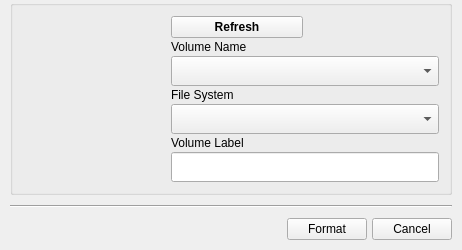
bit2pixel/quickformat, file src/ui/quickformat.ui: the form before one commit.
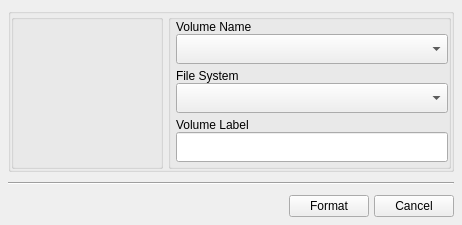
The form after the commit. Icons and pictures are not drawn.

Commit message: new notifications widget

The edit to the form file:
```diff
--- a/src/ui/quickformat.ui
+++ b/src/ui/quickformat.ui
@@ -7,7 +7,7 @@
     <x>0</x>
     <y>0</y>
     <width>462</width>
-    <height>250</height>
+    <height>223</height>
    </rect>
   </property>
   <property name="sizePolicy">
@@ -19,13 +19,13 @@
   <property name="minimumSize">
    <size>
     <width>462</width>
-    <height>250</height>
+    <height>0</height>
    </size>
   </property>
   <property name="maximumSize">
    <size>
     <width>462</width>
-    <height>250</height>
+    <height>900</height>
    </size>
   </property>
   <property name="windowTitle">
@@ -38,28 +38,25 @@
   <property name="styleSheet">
    <string notr="true"/>
   </property>
-  <layout class="QVBoxLayout" name="verticalLayout_2">
+  <layout class="QGridLayout" name="gridLayout_4">
+   <property name="margin">
+    <number>8</number>
+   </property>
    <property name="spacing">
     <number>10</number>
    </property>
-   <property name="leftMargin">
-    <number>10</number>
-   </property>
-   <property name="topMargin">
-    <number>0</number>
-   </property>
-   <property name="rightMargin">
-    <number>10</number>
-   </property>
-   <property name="bottomMargin">
-    <number>10</number>
-   </property>
-   <item>
+   <item row="1" column="0">
     <widget class="QGroupBox" name="grpNonArgs">
+     <property name="sizePolicy">
+      <sizepolicy hsizetype="Preferred" vsizetype="Fixed">
+       <horstretch>0</horstretch>
+       <verstretch>0</verstretch>
+      </sizepolicy>
+     </property>
      <property name="minimumSize">
       <size>
        <width>0</width>
-       <height>170</height>
+       <height>0</height>
       </size>
      </property>
      <property name="maximumSize">
@@ -83,78 +80,138 @@
      <property name="flat">
       <bool>true</bool>
      </property>
-     <layout class="QHBoxLayout" name="horizontalLayout_2">
-      <property name="spacing">
-       <number>20</number>
-      </property>
-      <property name="margin">
-       <number>10</number>
-      </property>
-      <item>
-       <widget class="QLabel" name="icon">
-        <property name="sizePolicy">
-         <sizepolicy hsizetype="Fixed" vsizetype="Preferred">
-          <horstretch>128</horstretch>
-          <verstretch>128</verstretch>
-         </sizepolicy>
-        </property>
-        <property name="minimumSize">
-         <size>
-          <width>128</width>
-          <height>128</height>
-         </size>
-        </property>
-        <property name="maximumSize">
-         <size>
-          <width>128</width>
-          <height>128</height>
-         </size>
-        </property>
-        <property name="styleSheet">
-         <string notr="true"/>
-        </property>
-        <property name="text">
-         <string/>
-        </property>
-        <property name="pixmap">
-         <pixmap resource="../data/images.qrc">:/images/images/drive-removable-media-usb.png</pixmap>
-        </property>
-        <property name="alignment">
-         <set>Qt::AlignLeading|Qt::AlignLeft|Qt::AlignVCenter</set>
-        </property>
-       </widget>
-      </item>
-      <item>
        <layout class="QGridLayout" name="gridLayout">
         <property name="horizontalSpacing">
          <number>5</number>
         </property>
         <property name="verticalSpacing">
-         <number>2</number>
-        </property>
-        <item row="1" column="0" colspan="2">
-         <widget class="QLabel" name="label_2">
+       <number>0</number>
+      </property>
+      <property name="margin">
+       <number>0</number>
+      </property>
+      <item row="0" column="1" rowspan="2">
+       <widget class="QGroupBox" name="groupBox_3">
+        <property name="title">
+         <string/>
+        </property>
+        <property name="flat">
+         <bool>true</bool>
+        </property>
+        <layout class="QGridLayout" name="gridLayout_3">
+         <property name="leftMargin">
+          <number>5</number>
+         </property>
+         <property name="topMargin">
+          <number>0</number>
+         </property>
+         <property name="rightMargin">
+          <number>0</number>
+         </property>
+         <property name="bottomMargin">
+          <number>0</number>
+         </property>
+         <property name="spacing">
+          <number>0</number>
+         </property>
+         <item row="3" column="0">
+          <widget class="QLabel" name="label_3">
+           <property name="sizePolicy">
+            <sizepolicy hsizetype="Preferred" vsizetype="Fixed">
+             <horstretch>0</horstretch>
+             <verstretch>0</verstretch>
+            </sizepolicy>
+           </property>
+           <property name="font">
+            <font>
+             <weight>50</weight>
+             <bold>false</bold>
+            </font>
+           </property>
+           <property name="text">
+            <string>File System</string>
+           </property>
+          </widget>
+         </item>
+         <item row="4" column="0">
+          <widget class="QComboBox" name="fileSystem">
+           <property name="sizePolicy">
+            <sizepolicy hsizetype="Preferred" vsizetype="Fixed">
+             <horstretch>0</horstretch>
+             <verstretch>0</verstretch>
+            </sizepolicy>
+           </property>
           <property name="minimumSize">
            <size>
-            <width>250</width>
-            <height>0</height>
-           </size>
-          </property>
+             <width>113</width>
+             <height>30</height>
+            </size>
+           </property>
+           <property name="maximumSize">
+            <size>
+             <width>16777215</width>
+             <height>30</height>
+            </size>
+           </property>
           <property name="font">
            <font>
             <weight>50</weight>
             <bold>false</bold>
            </font>
           </property>
+          </widget>
+         </item>
+         <item row="7" column="0">
+          <widget class="QLabel" name="label_4">
+           <property name="sizePolicy">
+            <sizepolicy hsizetype="Preferred" vsizetype="Fixed">
+             <horstretch>0</horstretch>
+             <verstretch>0</verstretch>
+            </sizepolicy>
+           </property>
+           <property name="font">
+            <font>
+             <weight>50</weight>
+             <bold>false</bold>
+            </font>
+           </property>
           <property name="text">
-           <string>Volume Name</string>
+            <string>Volume Label</string>
           </property>
          </widget>
         </item>
-        <item row="2" column="0" colspan="2">
+         <item row="8" column="0">
+          <widget class="QLineEdit" name="volumeLabel">
+           <property name="sizePolicy">
+            <sizepolicy hsizetype="Expanding" vsizetype="Fixed">
+             <horstretch>0</horstretch>
+             <verstretch>0</verstretch>
+            </sizepolicy>
+           </property>
+           <property name="minimumSize">
+            <size>
+             <width>0</width>
+             <height>30</height>
+            </size>
+           </property>
+           <property name="maximumSize">
+            <size>
+             <width>16777215</width>
+             <height>30</height>
+            </size>
+           </property>
+           <property name="font">
+            <font>
+             <weight>50</weight>
+             <bold>false</bold>
+            </font>
+           </property>
+          </widget>
+         </item>
+         <item row="1" column="0">
          <widget class="QComboBox" name="volumeName">
           <property name="sizePolicy">
-           <sizepolicy hsizetype="Expanding" vsizetype="Preferred">
+            <sizepolicy hsizetype="Expanding" vsizetype="Fixed">
             <horstretch>0</horstretch>
             <verstretch>0</verstretch>
            </sizepolicy>
@@ -197,134 +254,138 @@
           </property>
          </widget>
         </item>
-        <item row="4" column="0" colspan="2">
-         <widget class="QLabel" name="label_3">
-          <property name="font">
-           <font>
-            <weight>50</weight>
-            <bold>false</bold>
-           </font>
-          </property>
-          <property name="text">
-           <string>File System</string>
-          </property>
-         </widget>
-        </item>
-        <item row="5" column="0" colspan="2">
-         <widget class="QComboBox" name="fileSystem">
+         <item row="0" column="0">
+          <widget class="QLabel" name="label_2">
           <property name="sizePolicy">
-           <sizepolicy hsizetype="Preferred" vsizetype="Preferred">
+            <sizepolicy hsizetype="Preferred" vsizetype="Fixed">
             <horstretch>0</horstretch>
             <verstretch>0</verstretch>
            </sizepolicy>
           </property>
           <property name="minimumSize">
            <size>
-            <width>113</width>
-            <height>30</height>
-           </size>
-          </property>
-          <property name="maximumSize">
-           <size>
-            <width>16777215</width>
-            <height>30</height>
-           </size>
-          </property>
+             <width>250</width>
+             <height>0</height>
+            </size>
+           </property>
           <property name="font">
            <font>
             <weight>50</weight>
             <bold>false</bold>
            </font>
           </property>
-         </widget>
-        </item>
-        <item row="7" column="0" colspan="2">
-         <widget class="QLabel" name="label_4">
-          <property name="font">
-           <font>
-            <weight>50</weight>
-            <bold>false</bold>
-           </font>
-          </property>
           <property name="text">
-           <string>Volume Label</string>
+            <string>Volume Name</string>
           </property>
          </widget>
         </item>
-        <item row="8" column="0" colspan="2">
-         <widget class="QLineEdit" name="volumeLabel">
-          <property name="sizePolicy">
-           <sizepolicy hsizetype="Expanding" vsizetype="Preferred">
-            <horstretch>0</horstretch>
-            <verstretch>0</verstretch>
-           </sizepolicy>
-          </property>
-          <property name="minimumSize">
-           <size>
-            <width>0</width>
-            <height>30</height>
-           </size>
-          </property>
-          <property name="maximumSize">
-           <size>
-            <width>16777215</width>
-            <height>30</height>
-           </size>
-          </property>
-          <property name="font">
-           <font>
-            <weight>50</weight>
-            <bold>false</bold>
-           </font>
-          </property>
-         </widget>
-        </item>
-        <item row="3" column="0" colspan="2">
-         <spacer name="verticalSpacer">
+         <item row="5" column="0">
+          <spacer name="verticalSpacer_4">
           <property name="orientation">
            <enum>Qt::Vertical</enum>
           </property>
+           <property name="sizeType">
+            <enum>QSizePolicy::Fixed</enum>
+           </property>
           <property name="sizeHint" stdset="0">
            <size>
             <width>20</width>
-            <height>0</height>
+             <height>5</height>
            </size>
           </property>
          </spacer>
         </item>
-        <item row="6" column="0" colspan="2">
-         <spacer name="verticalSpacer_2">
+         <item row="2" column="0">
+          <spacer name="verticalSpacer_3">
           <property name="orientation">
            <enum>Qt::Vertical</enum>
           </property>
+           <property name="sizeType">
+            <enum>QSizePolicy::Fixed</enum>
+           </property>
           <property name="sizeHint" stdset="0">
            <size>
             <width>20</width>
-            <height>0</height>
+             <height>5</height>
            </size>
           </property>
          </spacer>
         </item>
+        </layout>
+       </widget>
+      </item>
+      <item row="0" column="0" rowspan="2">
+       <widget class="QGroupBox" name="groupBox">
+        <property name="sizePolicy">
+         <sizepolicy hsizetype="Fixed" vsizetype="Preferred">
+          <horstretch>0</horstretch>
+          <verstretch>0</verstretch>
+         </sizepolicy>
+        </property>
+        <property name="maximumSize">
+         <size>
+          <width>16777215</width>
+          <height>16777215</height>
+         </size>
+        </property>
+        <property name="title">
+         <string/>
+        </property>
+        <property name="flat">
+         <bool>true</bool>
+        </property>
+        <layout class="QGridLayout" name="gridLayout_6">
+         <property name="spacing">
+          <number>0</number>
+         </property>
         <item row="0" column="0">
-         <widget class="QPushButton" name="btn_refresh">
+          <widget class="QLabel" name="icon">
+           <property name="sizePolicy">
+            <sizepolicy hsizetype="Fixed" vsizetype="Fixed">
+             <horstretch>128</horstretch>
+             <verstretch>128</verstretch>
+            </sizepolicy>
+           </property>
+           <property name="minimumSize">
+            <size>
+             <width>128</width>
+             <height>128</height>
+            </size>
+           </property>
+           <property name="maximumSize">
+            <size>
+             <width>16777215</width>
+             <height>16777215</height>
+            </size>
+           </property>
+           <property name="styleSheet">
+            <string notr="true"/>
+           </property>
           <property name="text">
-           <string>Refresh</string>
-          </property>
+            <string/>
+           </property>
+           <property name="pixmap">
+            <pixmap resource="../data/images.qrc">:/images/images/drive-removable-media-usb.png</pixmap>
+           </property>
+           <property name="alignment">
+            <set>Qt::AlignCenter</set>
+           </property>
          </widget>
         </item>
        </layout>
+       </widget>
       </item>
      </layout>
     </widget>
    </item>
-   <item>
-    <widget class="Line" name="line">
+   <item row="3" column="0">
+    <widget class="Line" name="line_3">
      <property name="orientation">
       <enum>Qt::Horizontal</enum>
      </property>
     </widget>
    </item>
-   <item>
+   <item row="4" column="0">
     <layout class="QHBoxLayout" name="horizontalLayout">
      <property name="spacing">
       <number>5</number>
@@ -339,7 +400,7 @@
        </property>
        <property name="sizeHint" stdset="0">
         <size>
-         <width>135</width>
+         <width>40</width>
          <height>20</height>
         </size>
        </property>
```
Left out of the diff: 1 changed line with no effect on the pictures. Lines whose indentation alone changed are shown as unchanged. The commit also changes 3 other files.
